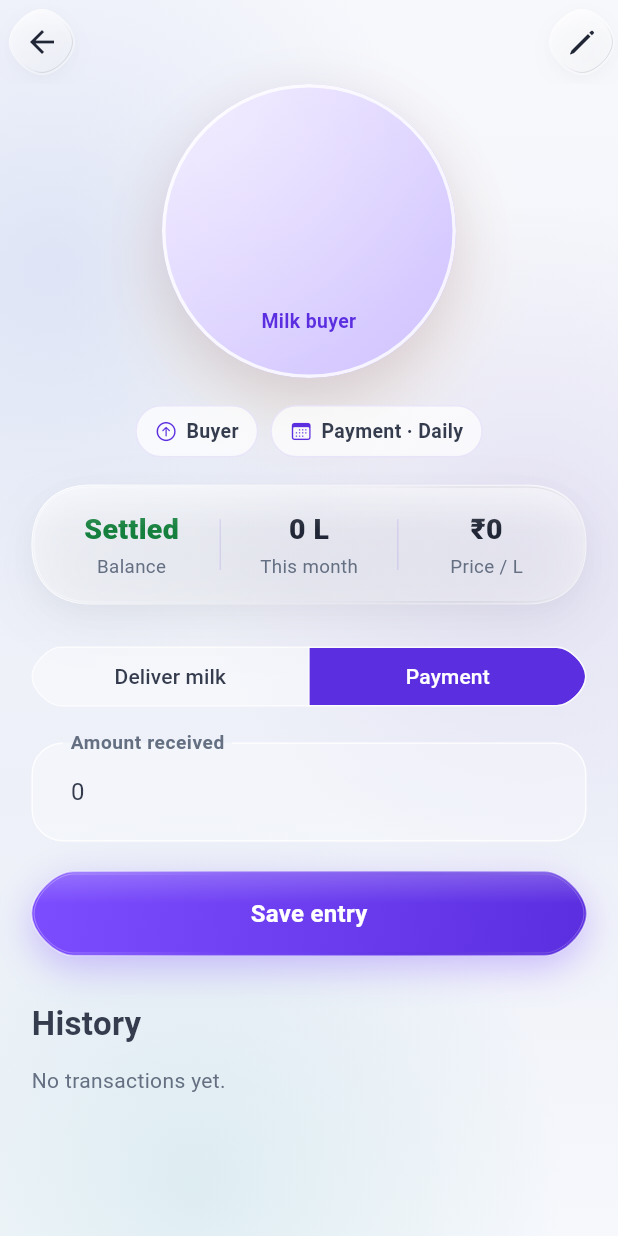
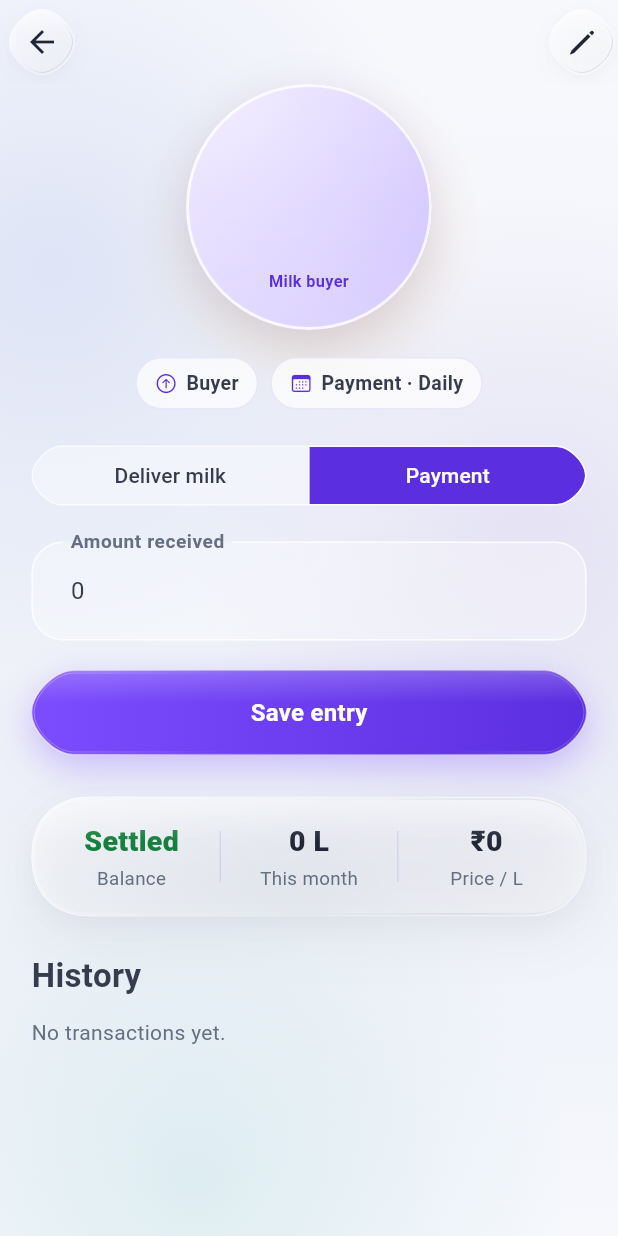
Before and after one commit to skwatsonoff/vimo-ranch-management, a Flutter app: the VendorPersonScreen screen opened directly with empty values, after a tap on "Payment", on a phone screen of 412 x 824 dp. Run offline on Flutter 3.47's test engine with Material 3 defaults, Android fonts, the phone set to English and light mode, and no system bars; our stand-ins replace audioplayers, cloud_firestore, file_picker, firebase_auth, firebase_core, firebase_messaging and 2 more; missing offline and left inert: dart:js_interop, record; accounts and stored records are empty.

```diff
--- a/lib/business.dart
+++ b/lib/business.dart
@@ -1072,7 +1072,7 @@ class _VendorPersonScreenState extends State<VendorPersonScreen> {
                             ? bi('Milk provider', 'பால் வழங்குநர்')
                             : bi('Milk buyer', 'பால் வாங்குபவர்'),
                       ),
-                      size: 196,
+                      size: 164,
                     ),
                   ),
                   const SizedBox(height: 18),
@@ -1081,6 +1081,13 @@ class _VendorPersonScreenState extends State<VendorPersonScreen> {
                     spacing: 8,
                     runSpacing: 8,
                     children: [
+                      if (due > .001)
+                        _InfoChip(
+                          icon: CupertinoIcons.money_dollar_circle_fill,
+                          label:
+                              '${supplier ? bi('To pay', 'கொடுக்க') : bi('To collect', 'பெற')} ${money(due)}',
+                          color: supplier ? Ink.amberText : Ink.redText,
+                        ),
                       _InfoChip(
                         icon: supplier
                             ? CupertinoIcons.arrow_down_circle
@@ -1131,49 +1138,7 @@ class _VendorPersonScreenState extends State<VendorPersonScreen> {
                       ],
                     ),
                   ],
-                  const SizedBox(height: 18),
-                  Glass(
-                    padding: const EdgeInsets.symmetric(
-                      horizontal: 8,
-                      vertical: 16,
-                    ),
-                    child: Row(
-                      children: [
-                        Expanded(
-                          child: _PersonStat(
-                            label: due > .001
-                                ? supplier
-                                      ? bi('To pay', 'கொடுக்கவேண்டியது')
-                                      : bi('To collect', 'பெறவேண்டியது')
-                                : bi('Balance', 'நிலுவை'),
-                            value: due > .001
-                                ? money(due)
-                                : bi('Settled', 'தீர்ந்தது'),
-                            color: due > .001
-                                ? supplier
-                                      ? Ink.amberText
-                                      : Ink.redText
-                                : Ink.greenText,
-                          ),
-                        ),
-                        const _StatDivider(),
-                        Expanded(
-                          child: _PersonStat(
-                            label: bi('This month', 'இந்த மாதம்'),
-                            value: '${vendorFieldNumber(monthLitres)} L',
-                          ),
-                        ),
-                        const _StatDivider(),
-                        Expanded(
-                          child: _PersonStat(
-                            label: bi('Price / L', 'விலை / லி'),
-                            value: money(numv(p, 'price', defaultMilkPrice())),
-                          ),
-                        ),
-                      ],
-                    ),
-                  ),
-                  const SizedBox(height: 24),
+                  const SizedBox(height: 20),
                   if (canRecordEntries) ...[
                     SegmentedButton<bool>(
                       showSelectedIcon: false,
@@ -1226,7 +1191,29 @@ class _VendorPersonScreenState extends State<VendorPersonScreen> {
                         ),
                       ),
                       const SizedBox(height: 12),
-                      if (entryTotal > 0)
+                    ],
+                    TextField(
+                      controller: _paid,
+                      keyboardType: const TextInputType.numberWithOptions(
+                        decimal: true,
+                      ),
+                      decoration: fieldStyle(
+                        _payment
+                            ? supplier
+                                  ? bi('Amount paid', 'செலுத்திய தொகை')
+                                  : bi('Amount received', 'பெற்ற தொகை')
+                            : bi(
+                                supplier
+                                    ? 'Amount paid now (0 for later)'
+                                    : 'Amount received now (0 for later)',
+                                supplier
+                                    ? 'இப்போது செலுத்தியது (பிறகு என்றால் 0)'
+                                    : 'இப்போது பெற்றது (பிறகு என்றால் 0)',
+                              ),
+                      ),
+                    ),
+                    if (!_payment && entryTotal > 0) ...[
+                      const SizedBox(height: 12),
                         Glass(
                           radius: 22,
                           padding: const EdgeInsets.all(16),
@@ -1262,28 +1249,7 @@ class _VendorPersonScreenState extends State<VendorPersonScreen> {
                             ],
                           ),
                         ),
-                      const SizedBox(height: 12),
                     ],
-                    TextField(
-                      controller: _paid,
-                      keyboardType: const TextInputType.numberWithOptions(
-                        decimal: true,
-                      ),
-                      decoration: fieldStyle(
-                        _payment
-                            ? supplier
-                                  ? bi('Amount paid', 'செலுத்திய தொகை')
-                                  : bi('Amount received', 'பெற்ற தொகை')
-                            : bi(
-                                supplier
-                                    ? 'Amount paid now (0 for later)'
-                                    : 'Amount received now (0 for later)',
-                                supplier
-                                    ? 'இப்போது செலுத்தியது (பிறகு என்றால் 0)'
-                                    : 'இப்போது பெற்றது (பிறகு என்றால் 0)',
-                              ),
-                      ),
-                    ),
                     const SizedBox(height: 20),
                     LiquidButton(
                       label: bi('Save entry', 'பதிவைச் சேமி'),
@@ -1293,7 +1259,49 @@ class _VendorPersonScreenState extends State<VendorPersonScreen> {
                       onPressed: _busy ? null : () => _save(p, supplier),
                     ),
                   ],
-                  const SizedBox(height: 30),
+                  const SizedBox(height: 28),
+                  Glass(
+                    padding: const EdgeInsets.symmetric(
+                      horizontal: 8,
+                      vertical: 16,
+                    ),
+                    child: Row(
+                      children: [
+                        Expanded(
+                          child: _PersonStat(
+                            label: due > .001
+                                ? supplier
+                                      ? bi('To pay', 'கொடுக்கவேண்டியது')
+                                      : bi('To collect', 'பெறவேண்டியது')
+                                : bi('Balance', 'நிலுவை'),
+                            value: due > .001
+                                ? money(due)
+                                : bi('Settled', 'தீர்ந்தது'),
+                            color: due > .001
+                                ? supplier
+                                      ? Ink.amberText
+                                      : Ink.redText
+                                : Ink.greenText,
+                          ),
+                        ),
+                        const _StatDivider(),
+                        Expanded(
+                          child: _PersonStat(
+                            label: bi('This month', 'இந்த மாதம்'),
+                            value: '${vendorFieldNumber(monthLitres)} L',
+                          ),
+                        ),
+                        const _StatDivider(),
+                        Expanded(
+                          child: _PersonStat(
+                            label: bi('Price / L', 'விலை / லி'),
+                            value: money(numv(p, 'price', defaultMilkPrice())),
+                          ),
+                        ),
+                      ],
+                    ),
+                  ),
+                  const SizedBox(height: 24),
                   Text(
                     bi('History', 'பரிவர்த்தனைகள்'),
                     style: const TextStyle(
@@ -1441,7 +1449,12 @@ class _VendorPersonScreenState extends State<VendorPersonScreen> {
 class _InfoChip extends StatelessWidget {
   final IconData icon;
   final String label;
-  const _InfoChip({required this.icon, required this.label});
+  final Color color;
+  const _InfoChip({
+    required this.icon,
+    required this.label,
+    this.color = Ink.body,
+  });
   @override
   Widget build(BuildContext context) => Container(
     padding: const EdgeInsets.symmetric(horizontal: 12, vertical: 7),
@@ -1454,17 +1467,21 @@ class _InfoChip extends StatelessWidget {
     child: Row(
       mainAxisSize: MainAxisSize.min,
       children: [
-        Icon(icon, size: 15, color: Ink.violetDeep),
+        Icon(
+          icon,
+          size: 15,
+          color: color == Ink.body ? Ink.violetDeep : color,
+        ),
         const SizedBox(width: 6),
         Flexible(
           child: Text(
             label,
             maxLines: 1,
             overflow: TextOverflow.ellipsis,
-            style: const TextStyle(
+            style: TextStyle(
               fontSize: 13,
               fontWeight: FontWeight.w600,
-              color: Ink.body,
+              color: color,
             ),
           ),
         ),
--- a/lib/liquid_design.dart
+++ b/lib/liquid_design.dart
@@ -451,7 +451,11 @@ class GlassPortrait extends StatelessWidget {
                               Color(0x14FFF3E0),
                               Color(0x59FFF1D6),
                             ]
-                          : const [Color(0x00FFFFFF), Color(0x33FFFFFF)],
+                          : const [
+                              Color(0x00FFFFFF),
+                              Color(0x14FFFFFF),
+                              Color(0x33FFFFFF),
+                            ],
                       stops: const [.45, .7, 1],
                     ),
                   ),
```
Also changed, not shown: 1 other file.
